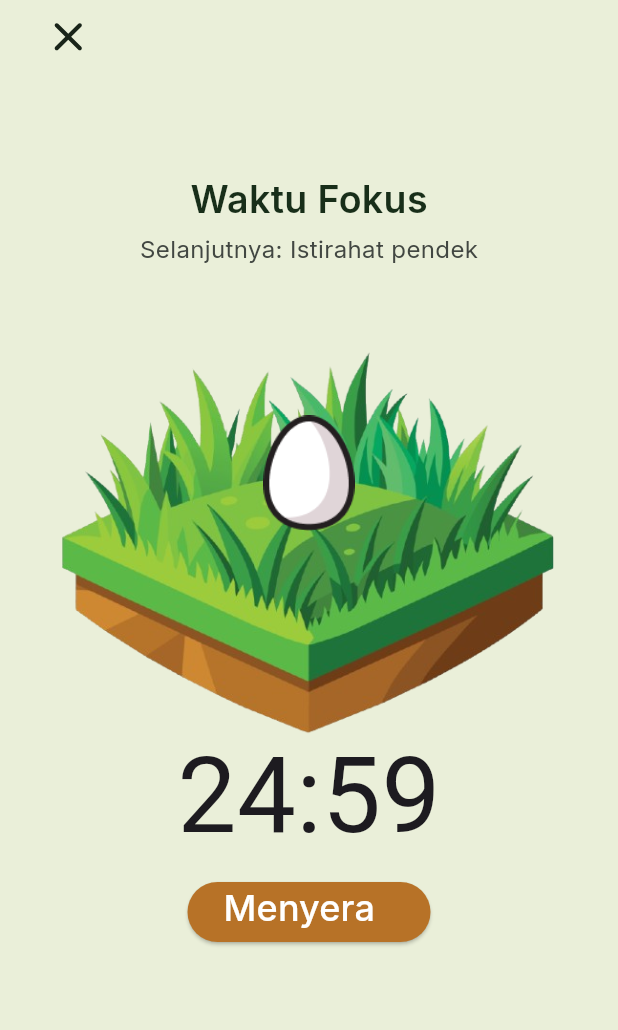
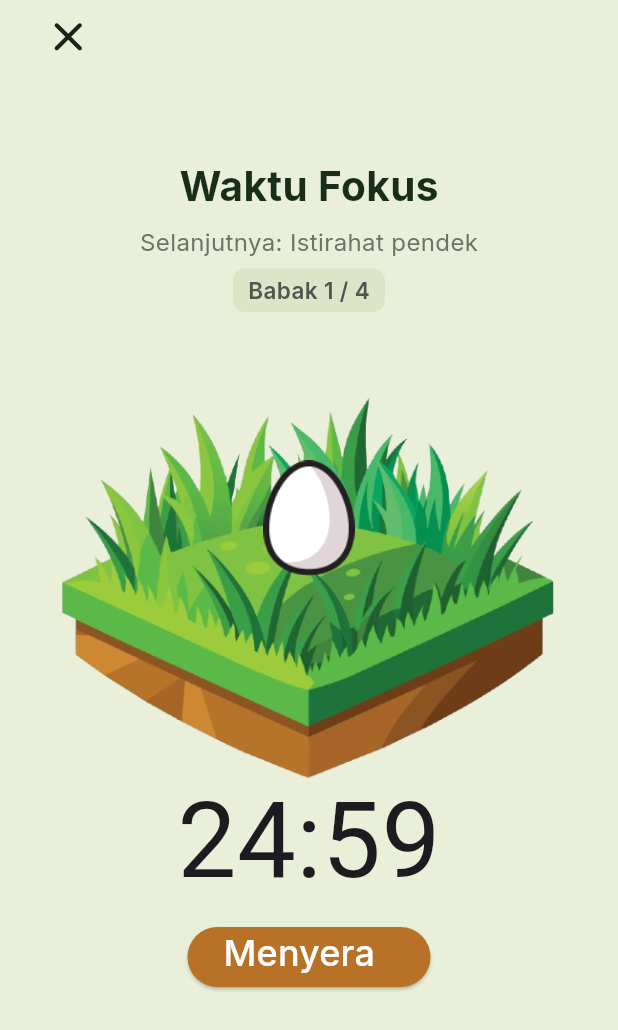
Before and after one commit to fachry372/FokusKu, a Flutter app: the screen it shows once a user with an empty profile is signed in, after a tap on "Mulai", on a phone screen of 412 x 824 dp. Shown: the top 1030 px of the screen. Run offline on Flutter 3.47's test engine with Material 3 defaults, Android fonts, the phone set to English and light mode, and no system bars; our stand-ins replace flutter_svg, google_fonts, supabase_flutter; accounts and stored records are empty.

Commit message:
memperbarui fungsi halaman sesi fokus

```diff
--- a/lib/halaman/home.dart
+++ b/lib/halaman/home.dart
@@ -86,7 +86,7 @@ showDialog(
               }
               final numVal = int.tryParse(value);
               if (numVal == null) return "Harus berupa angka";
-              if (numVal < 25 || numVal > 60) return "Durasi 25 hingga 60 menit.";
+              if (numVal < 1 || numVal > 60) return "Durasi 1 hingga 60 menit.";
               return null;
             },
           ),
@@ -129,7 +129,7 @@ showDialog(
               }
               final numVal = int.tryParse(value);
               if (numVal == null) return "Harus berupa angka";
-              if (numVal < 1 || numVal > 60) return "Durasi 5 menit.";
+              if (numVal < 1 || numVal > 5) return "Durasi 5 menit.";
               return null;
             },
           ),
@@ -292,43 +292,63 @@ TextFormField(
             padding: const EdgeInsets.symmetric(horizontal: 28),
             child: Column(
               children: [
-                const SizedBox(height: 106),
+                const SizedBox(height: 86),
                 Text(
                   "Mulai Fokus!",
                   style: GoogleFonts.inter(
                     fontSize: 25,
                     color: Color(0xff182E19),
-
                   ),
                 ),
-                const SizedBox(height: 40),
+                const SizedBox(height: 30),
                 const Center(child: Tamantelur()),
                 const SizedBox(height: 0),
 
+              Container(
+                height: 153 ,
+                width: 234,
+                decoration: BoxDecoration(
+                  color: Color(0xffE3E9CF),
+                  borderRadius: BorderRadius.circular(30),
+
+                ),
+
+                child:
                 GestureDetector(
                   onTap: () => _showTimerSettingsDialog(context),
+
                   child: Column(
+                    mainAxisAlignment: MainAxisAlignment.center,
                     children: [
                       Text(
                         timerService.initialFocusTime,
-                        style: GoogleFonts.roboto(
+                        style: GoogleFonts.inter(
                           fontSize: 70,
                           fontWeight: FontWeight.w400,
                           height: 0.8,
+
                         ),
                       ),
                       const SizedBox(height: 10),
                       Text(
                         "Istirahat: ${(timerService.breakSeconds ~/ 60).toString().padLeft(2, '0')}:00",
-                        style: GoogleFonts.roboto(
-                          fontSize: 24,
-                          fontWeight: FontWeight.w400,
-                          color: const Color(0xff5E695E),
+                        style: GoogleFonts.inter(
+                          fontSize: 20,
+                          fontWeight: FontWeight.w300,
+                          color: const Color.fromARGB(220, 49, 49, 49),
                         ),
                       ),
+                      const SizedBox(height: 5,),
+                      Text("Tap untuk ubah",
+                      style: GoogleFonts.inter(
+                        fontSize: 12,
+                        fontWeight: FontWeight.w300,
+                        color: const Color.fromARGB(220, 49, 49, 49),
+                      ),)
                     ],
                   ),
                 ),
+              ),
                 const SizedBox(height: 25),
                 ElevatedButton(
                   onPressed: () {
@@ -355,7 +375,9 @@ TextFormField(
                       style: GoogleFonts.inter(
                         fontSize: 24,
                         color: Colors.white,
+
                       ),
+
                     ),
                   ),
                 ),
--- a/lib/halaman/sesifokus.dart
+++ b/lib/halaman/sesifokus.dart
@@ -11,12 +11,114 @@ class Sesifokus extends StatefulWidget {
 
   const Sesifokus({super.key, required this.timerService});
 
+
+
   @override
   State<Sesifokus> createState() => _SesifokusState();
 }
 
 class _SesifokusState extends State<Sesifokus> {
   late TimerService timer;
+  bool rewardShown = false;
+
+
+  void showRewardDialog(BuildContext context, TimerService timer) {
+  int babak = (timer.step + 1) ~/ 2;
+
+  // Tentukan fase reward berdasarkan babak
+  int rewardPhase = timer.getMaxPhase(babak);
+
+  // Ambil gambar
+  String rewardImage = TamandantelurFokus(
+    remainingseconds: 0,
+    totalseconds: 1,
+    babak: babak,
+    timerService: timer,
+  ).pertumbuhanayam[rewardPhase];
+
+  showDialog(
+  context: context,
+  barrierDismissible: false,
+  builder: (context) => AlertDialog(
+    shape: RoundedRectangleBorder(
+      borderRadius: BorderRadius.circular(20),
+    ),
+    backgroundColor: const Color(0xFFE6F2E6),
+    contentPadding: const EdgeInsets.fromLTRB(20, 20, 20, 10),
+
+    title: Center(
+      child: Text(
+        "Selamat!",
+        style: GoogleFonts.inter(
+          fontWeight: FontWeight.bold,
+          fontSize: 22,
+          color: Colors.black,
+        ),
+      ),
+    ),
+
+    content: Column(
+      mainAxisSize: MainAxisSize.min,
+      children: [
+        Text(
+          "Kamu telah menyelesaikan Babak $babak",
+          textAlign: TextAlign.center,
+          style: GoogleFonts.inter(
+            fontSize: 16,
+            color: Colors.black87,
+          ),
+        ),
+
+        const SizedBox(height: 20),
+
+        // GAMBAR REWARD
+        Image.asset(
+          rewardImage,
+          width: 140,
+          height: 140,
+          fit: BoxFit.contain,
+        ),
+
+        const SizedBox(height: 20),
+      ],
+    ),
+
+    actionsPadding: const EdgeInsets.only(bottom: 10, right: 10, left: 10),
+
+    actions: [
+      SizedBox(
+        width: double.infinity,
+        child: ElevatedButton(
+          onPressed: () {
+            Navigator.pop(context);
+
+            timer.tunggureward = false;
+            timer.step++;
+            timer.startNextStep();
+          },
+          style: ElevatedButton.styleFrom(
+            backgroundColor: const Color(0xFF52B755),
+            shape: RoundedRectangleBorder(
+              borderRadius: BorderRadius.circular(12),
+            ),
+            padding: const EdgeInsets.symmetric(vertical: 14),
+          ),
+          child: Text(
+            "Lanjut Istirahat",
+            style: GoogleFonts.inter(
+              color: Colors.white,
+              fontWeight: FontWeight.w600,
+              fontSize: 16,
+            ),
+          ),
+        ),
+      ),
+    ],
+  ),
+);
+
+}
+
 
   @override
   void initState() {
@@ -52,7 +154,7 @@ class _SesifokusState extends State<Sesifokus> {
                     width: 33,
                   ),
                 ),
-                const SizedBox(height: 66),
+                const SizedBox(height: 56),
 
                Center(
                  child: AnimatedBuilder(
@@ -61,23 +163,48 @@ class _SesifokusState extends State<Sesifokus> {
                         return Column(
                           crossAxisAlignment: CrossAxisAlignment.center,
                           children: [
-                            Text(
+                             Text(
                               timer.currentSessionLabel,
                               style: GoogleFonts.inter(
-                                fontSize: 25,
-                                fontWeight: FontWeight.w600,
-                                color: Color(0xff182E19)
+                                fontSize: 27,
+                                fontWeight: FontWeight.w700,
+                                color: const Color(0xff182E19),
                               ),
                             ),
-                            const SizedBox(height: 4),
+
+                             const SizedBox(height: 6),
+
+
                             Text(
                               timer.nextSessionLabel,
                               style: GoogleFonts.inter(
                                 fontSize: 16,
                                 fontWeight: FontWeight.w400,
-                                color: Color.fromARGB(255, 66, 71, 66)
+                                color: const Color(0xff6A756A),
                               ),
                             ),
+
+                            const SizedBox(height: 6),
+
+
+                            Container(
+                              padding: const EdgeInsets.symmetric(vertical: 4, horizontal: 10),
+                              decoration: BoxDecoration(
+                                color: const Color(0xffDDE4C7),
+                                borderRadius: BorderRadius.circular(8),
+                              ),
+                              child: Text(
+                                "Babak ${(timer.step + 1) ~/ 2} / ${timer.babak}",
+                                style: GoogleFonts.inter(
+                                  fontSize: 15,
+                                  fontWeight: FontWeight.w600,
+                                  color: const Color(0xff4E574E),
+                                ),
+                              ),
+                            ),
+
+
+
                           ],
                         );
                       },
@@ -90,10 +217,23 @@ class _SesifokusState extends State<Sesifokus> {
                   child: AnimatedBuilder(
                       animation: timer,
                       builder: (_, __) {
+
+                         // CEK: waktunya habis + ini babak terakhir + belum ditampilkan sebelumnya
+                        if (timer.seconds == 0 && timer.isLastBabak && !rewardShown) {
+                          rewardShown = true;
+                          Future.microtask(() {
+                            if (!mounted) return;
+                             showRewardDialog(context, timer);
+                          });
+                        }
+
                         return timer.isFocus
                             ? TamandantelurFokus(
                                 remainingseconds: timer.seconds,
                                 totalseconds: timer.focusSeconds,
+                                babak: (timer.step + 1) ~/ 2,
+                                timerService: timer,
+
                               )
                             :
                             const TamanDanTelurIstirahat();
--- a/lib/main.dart
+++ b/lib/main.dart
@@ -33,7 +33,7 @@ void main() async {
 
    runApp(
     ChangeNotifierProvider(
-      create: (_) => TimerService(), // Provider TimerService
+      create: (_) => TimerService(),
       child: const MyApp(),
     ),
   );
--- a/lib/tamandantelur/tamandantelurfokus.dart
+++ b/lib/tamandantelur/tamandantelurfokus.dart
@@ -1,18 +1,29 @@
 import 'package:flutter/material.dart';
+import 'package:fokusku/timer/timer.dart';
 
 class TamandantelurFokus extends StatelessWidget {
 
+  final TimerService timerService;
+
+TamandantelurFokus({
+  super.key,
+  required this.remainingseconds,
+  required this.totalseconds,
+  required this.babak,
+  required this.timerService,
+});
+
+
   final int remainingseconds;
   final int totalseconds;
+  final int babak;
 
-   TamandantelurFokus ({
-    super.key,
-    required this.remainingseconds,
-    required this.totalseconds,
-  });
+
+
+
 
   final List<String> pertumbuhanayam = [
-    "assets/images/telur.png",
+    "assets/images/fase0.png",
     "assets/images/fase2.png",
     "assets/images/fase3.png",
     "assets/images/fase4.png",
@@ -39,10 +50,26 @@ class TamandantelurFokus extends StatelessWidget {
   ];
 
 
+
+
+
+int hitungFaseAyam(double progress, int babak) {
+  int min = timerService.getMinPhase(babak);
+  int max = timerService.getMaxPhase(babak);
+
+  int fase = (progress * (max - min )).round() + min;
+  return fase.clamp(min, max);
+}
+
+
+
+
   @override
   Widget build(BuildContext context) {
-    double proses = 1 - (remainingseconds / totalseconds);
-    int tahap = (proses * 6).clamp(0, 5).toInt();
+   double progress = (1 - (remainingseconds / totalseconds)).clamp(0.0, 0.9999);
+
+  int fase = hitungFaseAyam(progress, babak);
+
     return SizedBox(
                       height: 284.97,
                       width: 356,
@@ -52,18 +79,17 @@ class TamandantelurFokus extends StatelessWidget {
                         children: [
                           Positioned(child: Image.asset("assets/images/rumput.png",
                           fit: BoxFit.contain,
-
                           ),
 
                           ),
                           Positioned(
-                            child: Transform.translate(offset: posisiGambar[tahap],
+                            child: Transform.translate(offset: posisiGambar[fase],
                             child: AnimatedSwitcher(duration: const Duration(milliseconds: 500),
-                            child: Image.asset(pertumbuhanayam[tahap],
-                            key: ValueKey<String>(pertumbuhanayam[tahap]),
+                            child: Image.asset(pertumbuhanayam[fase],
+                            key: ValueKey<String>(pertumbuhanayam[fase]),
                           fit: BoxFit.contain,
-                          height: ukurangambar[tahap].height,
-                          width: ukurangambar[tahap].width,
+                          height: ukurangambar[fase].height,
+                          width: ukurangambar[fase].width,
                             )
                           ),
                           ),
--- a/lib/tamandantelur/tamantelur.dart
+++ b/lib/tamandantelur/tamantelur.dart
@@ -26,7 +26,7 @@ class _TamantelurState extends State<Tamantelur> {
                           ),
                           Positioned(
                             top: 60,
-                            child: Image.asset("assets/images/telur.png",
+                            child: Image.asset("assets/images/fase0.png",
                           fit: BoxFit.contain,
                           height: 80,
                           width: 61,
--- a/lib/timer/timer.dart
+++ b/lib/timer/timer.dart
@@ -8,7 +8,7 @@ class TimerService extends ChangeNotifier {
   Timer? _timer;
 
   int focusSeconds = 1500;
-  int breakSeconds = 300;
+  int breakSeconds = 60;
   int longBreakSeconds = 900;
   int babak = 4;
 
@@ -17,6 +17,35 @@ class TimerService extends ChangeNotifier {
   int step = 1;
 
   int get seconds => _remainingSeconds;
+
+  bool get isLastBabak {
+  int currentBabak = (step + 1) ~/ 2;
+  return currentBabak == babak;
+}
+
+ int getMinPhase(int babak) {
+  switch (babak) {
+    case 1: return 0;
+    case 2: return 2;
+    case 3: return 3;
+    case 4: return 4;
+    default: return 0;
+  }
+}
+
+int getMaxPhase(int babak) {
+  switch (babak) {
+    case 1: return 1;
+    case 2: return 2;
+    case 3: return 3;
+    case 4: return 5;
+    default: return 0;
+  }
+}
+
+bool tunggureward = false;
+
+
 
   String get currentSessionLabel {
   return isFocus ? "Waktu Fokus" : "Waktu Istirahat";
@@ -74,11 +103,21 @@ String get nextSessionLabel {
   start(
     seconds: focusSeconds,
     onFinished: () {
+      int currentBabak = (step + 1) ~/ 2;
+
+      if (currentBabak == babak) {
+        // Jika babak terakhir → tunggu reward
+        tunggureward = true;
+        notifyListeners();
+      } else {
+        // Lanjut ke step berikutnya seperti biasa
         step++;
         startNextStep();
+      }
     },
   );
 }
+
 
   void startShortBreak() {
     isFocus = false;
@@ -110,8 +149,15 @@ String get nextSessionLabel {
       _remainingSeconds--;
       notifyListeners();
     } else {
-        stop();
-        if (onFinished != null) onFinished();
+
+      t.cancel();
+      notifyListeners();
+
+      if (onFinished != null) {
+        Future.delayed(const Duration(seconds: 0), () {
+          onFinished();
+        });
+      }
     }
   });
 
```
Also changed, not shown: assets/images/fase0.png (renamed from assets/images/telur.png). Lines whose indentation alone changed are shown as unchanged.
